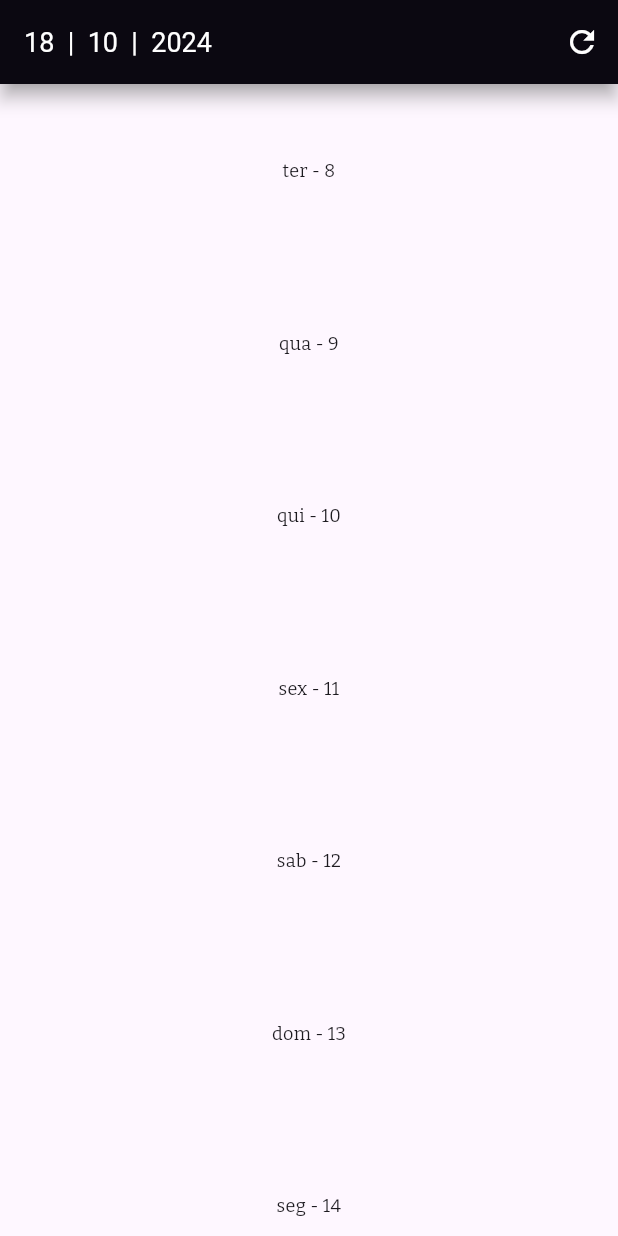
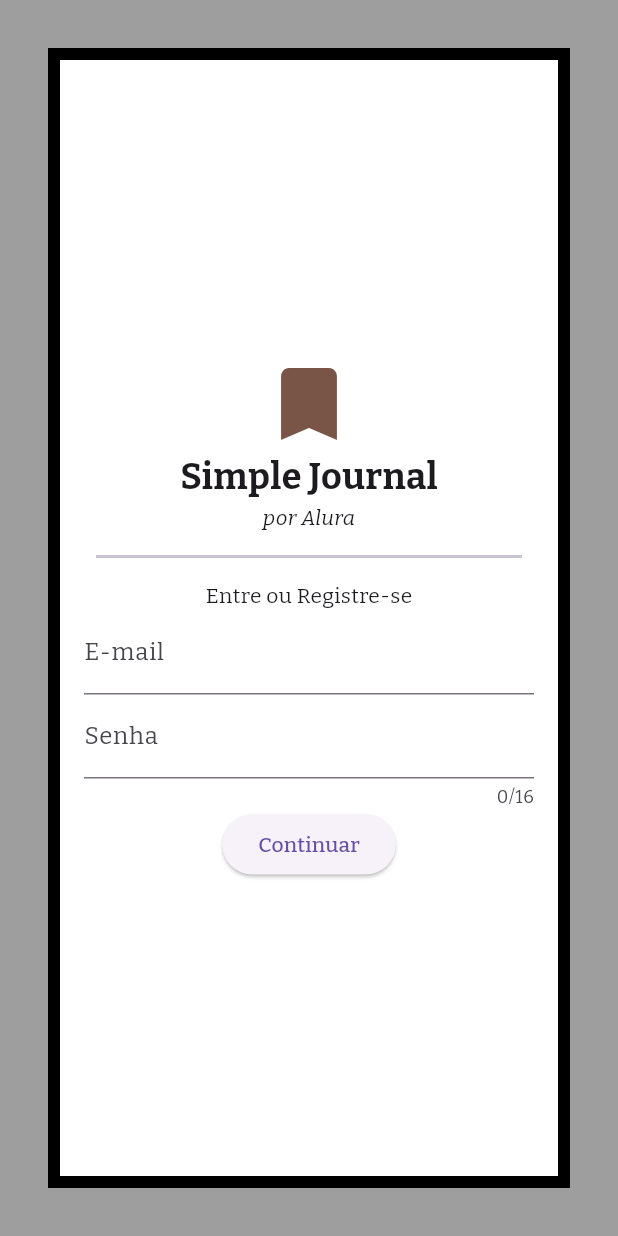
Before and after one commit to SamuelVitorCarvalho/Projeto_WebAPI_Flutter, a Flutter app: the screen it shows after launch, on a phone screen of 412 x 824 dp. Run offline on Flutter 3.47's test engine with Material 3 defaults, Android fonts, the phone set to English and light mode, and no system bars; our stand-ins replace google_fonts, shared_preferences.

```diff
--- a/lib/main.dart
+++ b/lib/main.dart
@@ -3,6 +3,7 @@ import 'package:google_fonts/google_fonts.dart';
 import 'models/journal.dart';
 import 'screens/add_journal_screen/add_journal_screen.dart';
 import 'screens/home_screen/home_screen.dart';
+import 'screens/login_screen/login_screen.dart';
 import 'services/journal_service.dart';
 
 void main() {
@@ -10,7 +11,7 @@ void main() {
 
   JournalService service = JournalService();
   // service.register(Journal.empty());
-  service.getAll();
+  // service.getAll();
 }
 
 class MyApp extends StatelessWidget {
@@ -34,9 +35,10 @@ class MyApp extends StatelessWidget {
           textTheme: GoogleFonts.bitterTextTheme()),
       darkTheme: ThemeData.dark(),
       themeMode: ThemeMode.light,
-      initialRoute: "home",
+      initialRoute: "login",
       routes: {
         "home": (context) => const HomeScreen(),
+        "login": (context) => LoginScreen()
       },
       onGenerateRoute: (settings) {
         if (settings.name == 'add-journal') {
--- /dev/null
+++ b/lib/screens/login_screen/login_screen.dart
@@ -0,0 +1,90 @@
+import 'package:flutter/material.dart';
+import 'package:flutter_webapi_first_course/screens/commom/confirmation_dialog.dart';
+import 'package:flutter_webapi_first_course/services/auth_service.dart';
+
+class LoginScreen extends StatelessWidget {
+  LoginScreen({Key? key}) : super(key: key);
+
+  TextEditingController _emailController = TextEditingController();
+  TextEditingController _passController = TextEditingController();
+
+  AuthService service = AuthService();
+
+  @override
+  Widget build(BuildContext context) {
+    return Scaffold(
+      backgroundColor: Colors.grey,
+      body: Container(
+        padding: const EdgeInsets.all(16),
+        margin: const EdgeInsets.all(32),
+        decoration:
+            BoxDecoration(border: Border.all(width: 8), color: Colors.white),
+        child: Form(
+          child: Center(
+            child: SingleChildScrollView(
+              child: Column(
+                children: [
+                  const Icon(
+                    Icons.bookmark,
+                    size: 64,
+                    color: Colors.brown,
+                  ),
+                  const Text(
+                    "Simple Journal",
+                    style: TextStyle(fontSize: 24, fontWeight: FontWeight.bold),
+                  ),
+                  const Text("por Alura",
+                      style: TextStyle(fontStyle: FontStyle.italic)),
+                  const Padding(
+                    padding: EdgeInsets.all(8.0),
+                    child: Divider(thickness: 2),
+                  ),
+                  const Text("Entre ou Registre-se"),
+                  TextFormField(
+                    controller: _emailController,
+                    decoration: const InputDecoration(
+                      label: Text("E-mail"),
+                    ),
+                    keyboardType: TextInputType.emailAddress,
+                  ),
+                  TextFormField(
+                    controller: _passController,
+                    decoration: const InputDecoration(label: Text("Senha")),
+                    keyboardType: TextInputType.visiblePassword,
+                    maxLength: 16,
+                    obscureText: true,
+                  ),
+                  ElevatedButton(
+                      onPressed: () {
+                        login(context);
+                      },
+                      child: const Text("Continuar")),
+                ],
+              ),
+            ),
+          ),
+        ),
+      ),
+    );
+  }
+
+  login(BuildContext context) async {
+    String email = _emailController.text;
+    String password = _passController.text;
+
+    try {
+      bool result = await service.login(email: email, password: password);
+    } on UserNotFindException {
+      showConfirmationDialog(
+        context,
+        content: "Deseja criar um novo usuário "
+            "usando o email $email e a senha inserida?",
+        affirmativeOption: "Criar",
+      ).then((value) {
+        if (value != null && value) {
+          service.register(email: email, password: password);
+        }
+      });
+    }
+  }
+}
--- a/pubspec.yaml
+++ b/pubspec.yaml
@@ -16,6 +16,7 @@ dependencies:
   uuid: ^3.0.6
   google_fonts: ^6.2.1
   http: ^1.2.2
+  shared_preferences: ^2.3.2
 
 dev_dependencies:
   flutter_test:
```
Also changed, not shown: lib/screens/commom/confirmation_dialog.dart (added, +41 -0 lines), lib/screens/home_screen/widgets/journal_card.dart (+12 -0 lines), lib/services/auth_service.dart (added, +64 -0 lines), pubspec.lock, 3 other files.
